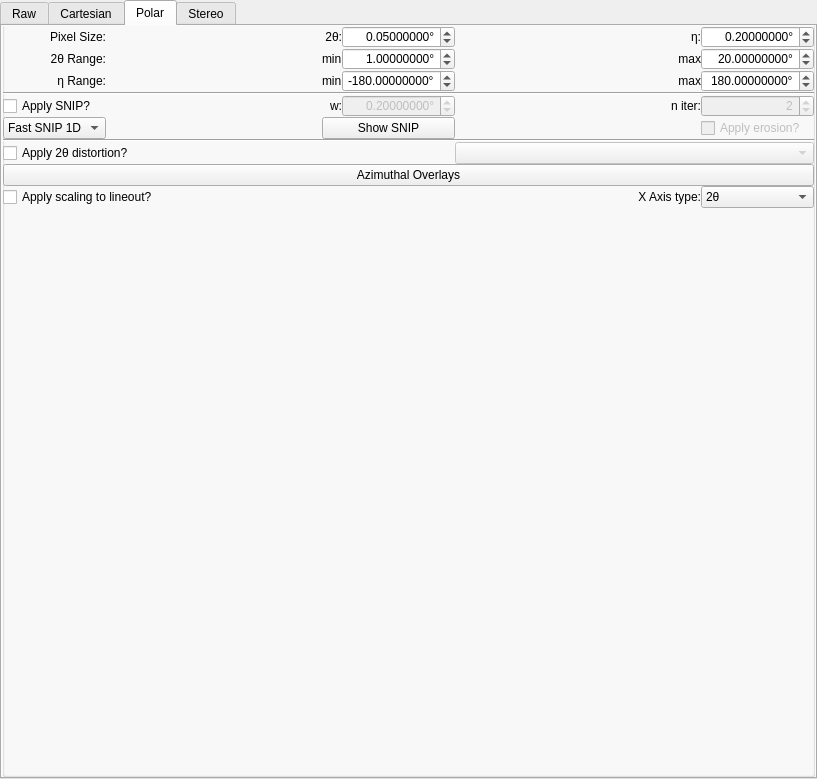
HEXRD/hexrdgui, file hexrdgui/resources/ui/image_mode_widget.ui: the form before one commit.
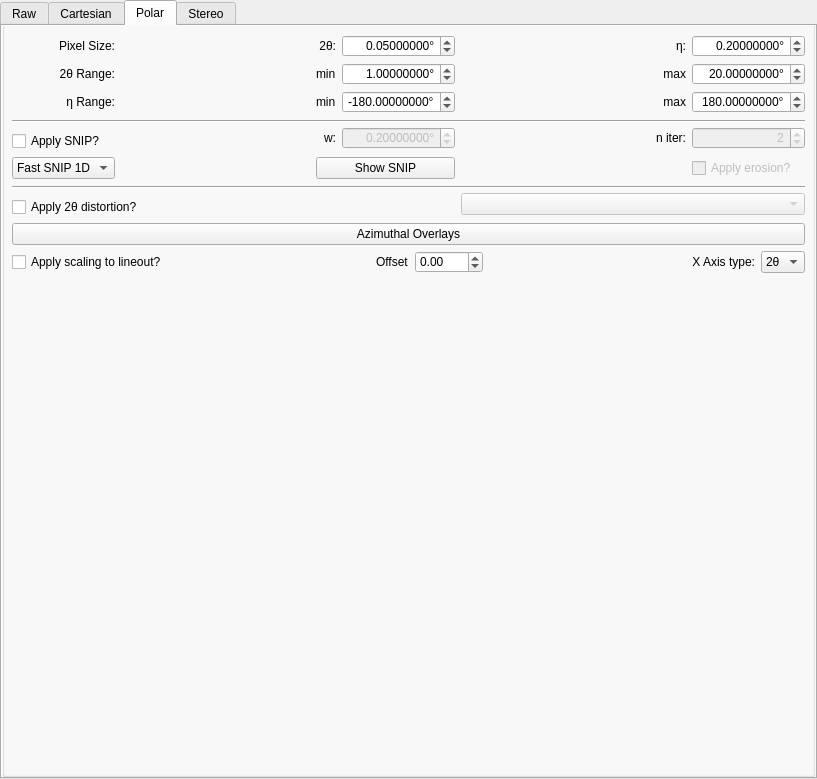
The form after the commit. The open tabs and pages were chosen to show the change. Custom widgets are drawn as their Qt base class.

Commit message: Add offset input to image mode widget

```diff
--- a/hexrdgui/resources/ui/image_mode_widget.ui
+++ b/hexrdgui/resources/ui/image_mode_widget.ui
@@ -38,7 +38,7 @@
       <enum>QTabWidget::Rounded</enum>
      </property>
      <property name="currentIndex">
-      <number>0</number>
+      <number>2</number>
      </property>
      <property name="iconSize">
       <size>
@@ -317,31 +317,8 @@
           <string/>
          </property>
          <layout class="QVBoxLayout" name="verticalLayout">
-          <property name="spacing">
-           <number>0</number>
-          </property>
-          <property name="leftMargin">
-           <number>0</number>
-          </property>
-          <property name="topMargin">
-           <number>0</number>
-          </property>
-          <property name="rightMargin">
-           <number>0</number>
-          </property>
-          <property name="bottomMargin">
-           <number>0</number>
-          </property>
-          <item>
-           <layout class="QHBoxLayout" name="horizontalLayout">
-            <property name="spacing">
-             <number>0</number>
-            </property>
             <item>
              <layout class="QGridLayout" name="gridLayout_3">
-              <property name="spacing">
-               <number>0</number>
-              </property>
               <item row="0" column="0">
                <widget class="QLabel" name="label_3">
                 <property name="text">
@@ -352,39 +329,51 @@
                 </property>
                </widget>
               </item>
-              <item row="9" column="0">
-               <widget class="QComboBox" name="polar_snip1d_algorithm">
-                <item>
+            <item row="0" column="2">
+             <widget class="QLabel" name="label_6">
                  <property name="text">
-                  <string>Fast SNIP 1D</string>
-                 </property>
-                </item>
-                <item>
-                 <property name="text">
-                  <string>SNIP 1D</string>
-                 </property>
-                </item>
-                <item>
-                 <property name="text">
-                  <string>SNIP 2D</string>
-                 </property>
-                </item>
-               </widget>
-              </item>
-              <item row="2" column="0">
-               <widget class="QLabel" name="label_13">
-                <property name="text">
-                 <string>η Range:</string>
-                </property>
+               <string>2θ:</string>
+              </property>
+              <property name="alignment">
+               <set>Qt::AlignRight|Qt::AlignTrailing|Qt::AlignVCenter</set>
+              </property>
+             </widget>
+            </item>
+            <item row="0" column="3">
+             <widget class="ScientificDoubleSpinBox" name="polar_pixel_size_tth">
                 <property name="alignment">
                  <set>Qt::AlignRight|Qt::AlignTrailing|Qt::AlignVCenter</set>
                 </property>
-               </widget>
-              </item>
-              <item row="9" column="2" colspan="2">
-               <widget class="QPushButton" name="polar_show_snip1d">
+              <property name="keyboardTracking">
+               <bool>false</bool>
+              </property>
+              <property name="suffix">
+               <string>°</string>
+              </property>
+              <property name="decimals">
+               <number>8</number>
+              </property>
+              <property name="minimum">
+               <double>0.000100000000000</double>
+              </property>
+              <property name="maximum">
+               <double>10.000000000000000</double>
+              </property>
+              <property name="singleStep">
+               <double>0.010000000000000</double>
+              </property>
+              <property name="value">
+               <double>0.050000000000000</double>
+              </property>
+             </widget>
+            </item>
+            <item row="0" column="5">
+             <widget class="QLabel" name="label_2">
                 <property name="text">
-                 <string>Show SNIP</string>
+               <string>η:</string>
+              </property>
+              <property name="alignment">
+               <set>Qt::AlignRight|Qt::AlignTrailing|Qt::AlignVCenter</set>
                 </property>
                </widget>
               </item>
@@ -416,13 +405,55 @@
                 </property>
                </widget>
               </item>
-              <item row="7" column="5">
-               <widget class="QLabel" name="label_11">
-                <property name="enabled">
-                 <bool>true</bool>
-                </property>
+            <item row="1" column="0">
+             <widget class="QLabel" name="label_4">
+              <property name="text">
+               <string>2θ Range:</string>
+              </property>
+              <property name="alignment">
+               <set>Qt::AlignRight|Qt::AlignTrailing|Qt::AlignVCenter</set>
+              </property>
+             </widget>
+            </item>
+            <item row="1" column="2">
+             <widget class="QLabel" name="label_12">
                 <property name="text">
-                 <string>n iter:</string>
+               <string>min</string>
+              </property>
+             </widget>
+            </item>
+            <item row="1" column="3">
+             <widget class="ScientificDoubleSpinBox" name="polar_res_tth_min">
+              <property name="alignment">
+               <set>Qt::AlignRight|Qt::AlignTrailing|Qt::AlignVCenter</set>
+              </property>
+              <property name="keyboardTracking">
+               <bool>false</bool>
+              </property>
+              <property name="suffix">
+               <string>°</string>
+              </property>
+              <property name="decimals">
+               <number>8</number>
+              </property>
+              <property name="minimum">
+               <double>0.000010000000000</double>
+              </property>
+              <property name="maximum">
+               <double>180.000000000000000</double>
+              </property>
+              <property name="singleStep">
+               <double>0.010000000000000</double>
+              </property>
+              <property name="value">
+               <double>1.000000000000000</double>
+              </property>
+             </widget>
+            </item>
+            <item row="1" column="5">
+             <widget class="QLabel" name="label_5">
+              <property name="text">
+               <string>max</string>
                 </property>
                 <property name="alignment">
                  <set>Qt::AlignRight|Qt::AlignTrailing|Qt::AlignVCenter</set>
@@ -457,20 +488,20 @@
                 </property>
                </widget>
               </item>
-              <item row="1" column="0">
-               <widget class="QLabel" name="label_4">
+            <item row="2" column="0">
+             <widget class="QLabel" name="label_13">
                 <property name="text">
-                 <string>2θ Range:</string>
+               <string>η Range:</string>
                 </property>
                 <property name="alignment">
                  <set>Qt::AlignRight|Qt::AlignTrailing|Qt::AlignVCenter</set>
                 </property>
                </widget>
               </item>
-              <item row="7" column="0">
-               <widget class="QCheckBox" name="polar_apply_snip1d">
+            <item row="2" column="2">
+             <widget class="QLabel" name="label_14">
                 <property name="text">
-                 <string>Apply SNIP?</string>
+               <string>min</string>
                 </property>
                </widget>
               </item>
@@ -509,22 +540,8 @@
                 </property>
                </widget>
               </item>
-              <item row="10" column="0" colspan="7">
-               <widget class="Line" name="line_above_tth_distortion">
-                <property name="orientation">
-                 <enum>Qt::Horizontal</enum>
-                </property>
-               </widget>
-              </item>
-              <item row="14" column="0" colspan="7">
-               <widget class="QPushButton" name="polar_azimuthal_overlays">
-                <property name="text">
-                 <string>Azimuthal Overlays</string>
-                </property>
-               </widget>
-              </item>
-              <item row="1" column="3">
-               <widget class="ScientificDoubleSpinBox" name="polar_res_tth_min">
+            <item row="2" column="6">
+             <widget class="ScientificDoubleSpinBox" name="polar_res_eta_max">
                 <property name="alignment">
                  <set>Qt::AlignRight|Qt::AlignTrailing|Qt::AlignVCenter</set>
                 </property>
@@ -538,33 +555,24 @@
                  <number>8</number>
                 </property>
                 <property name="minimum">
-                 <double>0.000010000000000</double>
+               <double>-360.000000000000000</double>
                 </property>
                 <property name="maximum">
-                 <double>180.000000000000000</double>
-                </property>
-                <property name="singleStep">
-                 <double>0.010000000000000</double>
+               <double>360.000000000000000</double>
                 </property>
                 <property name="value">
-                 <double>1.000000000000000</double>
+               <double>180.000000000000000</double>
                 </property>
                </widget>
               </item>
-              <item row="9" column="6">
-               <widget class="QCheckBox" name="polar_apply_erosion">
-                <property name="enabled">
-                 <bool>false</bool>
-                </property>
-                <property name="toolTip">
-                 <string>Apply binary erosion to eliminate edge artifacts.</string>
-                </property>
-                <property name="text">
-                 <string>Apply erosion?</string>
-                </property>
-               </widget>
-              </item>
-              <item row="7" column="1">
+            <item row="3" column="0" rowspan="2" colspan="7">
+             <widget class="Line" name="line_above_snip">
+              <property name="orientation">
+               <enum>Qt::Horizontal</enum>
+              </property>
+             </widget>
+            </item>
+            <item row="4" column="1" rowspan="2">
                <spacer name="horizontalSpacer">
                 <property name="orientation">
                  <enum>Qt::Horizontal</enum>
@@ -577,7 +585,7 @@
                 </property>
                </spacer>
               </item>
-              <item row="7" column="2">
+            <item row="4" column="2" rowspan="2">
                <widget class="QLabel" name="label_10">
                 <property name="enabled">
                  <bool>true</bool>
@@ -590,8 +598,11 @@
                 </property>
                </widget>
               </item>
-              <item row="0" column="3">
-               <widget class="ScientificDoubleSpinBox" name="polar_pixel_size_tth">
+            <item row="4" column="3" rowspan="2">
+             <widget class="ScientificDoubleSpinBox" name="polar_snip1d_width">
+              <property name="enabled">
+               <bool>false</bool>
+              </property>
                 <property name="alignment">
                  <set>Qt::AlignRight|Qt::AlignTrailing|Qt::AlignVCenter</set>
                 </property>
@@ -605,20 +616,46 @@
                  <number>8</number>
                 </property>
                 <property name="minimum">
-                 <double>0.000100000000000</double>
+               <double>0.000010000000000</double>
                 </property>
                 <property name="maximum">
-                 <double>10.000000000000000</double>
+               <double>100.000000000000000</double>
                 </property>
                 <property name="singleStep">
-                 <double>0.010000000000000</double>
+               <double>0.100000000000000</double>
                 </property>
                 <property name="value">
-                 <double>0.050000000000000</double>
+               <double>0.200000000000000</double>
                 </property>
                </widget>
               </item>
-              <item row="7" column="6">
+            <item row="4" column="4" rowspan="2">
+             <spacer name="horizontalSpacer_2">
+              <property name="orientation">
+               <enum>Qt::Horizontal</enum>
+              </property>
+              <property name="sizeHint" stdset="0">
+               <size>
+                <width>40</width>
+                <height>20</height>
+               </size>
+              </property>
+             </spacer>
+            </item>
+            <item row="4" column="5" rowspan="2">
+             <widget class="QLabel" name="label_11">
+              <property name="enabled">
+               <bool>true</bool>
+              </property>
+              <property name="text">
+               <string>n iter:</string>
+              </property>
+              <property name="alignment">
+               <set>Qt::AlignRight|Qt::AlignTrailing|Qt::AlignVCenter</set>
+              </property>
+             </widget>
+            </item>
+            <item row="4" column="6" rowspan="2">
                <widget class="QSpinBox" name="polar_snip1d_numiter">
                 <property name="enabled">
                  <bool>false</bool>
@@ -640,71 +677,70 @@
                 </property>
                </widget>
               </item>
-              <item row="0" column="5">
-               <widget class="QLabel" name="label_2">
+            <item row="5" column="0">
+             <widget class="QCheckBox" name="polar_apply_snip1d">
                 <property name="text">
-                 <string>η:</string>
-                </property>
-                <property name="alignment">
-                 <set>Qt::AlignRight|Qt::AlignTrailing|Qt::AlignVCenter</set>
-                </property>
-               </widget>
-              </item>
-              <item row="7" column="4">
-               <spacer name="horizontalSpacer_2">
+               <string>Apply SNIP?</string>
+              </property>
+             </widget>
+            </item>
+            <item row="6" column="0">
+             <widget class="QComboBox" name="polar_snip1d_algorithm">
+              <item>
+               <property name="text">
+                <string>Fast SNIP 1D</string>
+               </property>
+              </item>
+              <item>
+               <property name="text">
+                <string>SNIP 1D</string>
+               </property>
+              </item>
+              <item>
+               <property name="text">
+                <string>SNIP 2D</string>
+               </property>
+              </item>
+             </widget>
+            </item>
+            <item row="6" column="2" colspan="2">
+             <widget class="QPushButton" name="polar_show_snip1d">
+              <property name="text">
+               <string>Show SNIP</string>
+              </property>
+             </widget>
+            </item>
+            <item row="6" column="6">
+             <widget class="QCheckBox" name="polar_apply_erosion">
+              <property name="enabled">
+               <bool>false</bool>
+              </property>
+              <property name="toolTip">
+               <string>Apply binary erosion to eliminate edge artifacts.</string>
+              </property>
+              <property name="text">
+               <string>Apply erosion?</string>
+              </property>
+             </widget>
+            </item>
+            <item row="7" column="0" rowspan="2" colspan="7">
+             <widget class="Line" name="line_above_tth_distortion">
                 <property name="orientation">
                  <enum>Qt::Horizontal</enum>
                 </property>
-                <property name="sizeHint" stdset="0">
-                 <size>
-                  <width>40</width>
-                  <height>20</height>
-                 </size>
-                </property>
-               </spacer>
-              </item>
-              <item row="7" column="3">
-               <widget class="ScientificDoubleSpinBox" name="polar_snip1d_width">
+             </widget>
+            </item>
+            <item row="8" column="4" rowspan="2" colspan="3">
+             <widget class="QComboBox" name="polar_tth_distortion_overlay">
                 <property name="enabled">
                  <bool>false</bool>
                 </property>
-                <property name="alignment">
-                 <set>Qt::AlignRight|Qt::AlignTrailing|Qt::AlignVCenter</set>
-                </property>
-                <property name="keyboardTracking">
-                 <bool>false</bool>
-                </property>
-                <property name="suffix">
-                 <string>°</string>
-                </property>
-                <property name="decimals">
-                 <number>8</number>
-                </property>
-                <property name="minimum">
-                 <double>0.000010000000000</double>
-                </property>
-                <property name="maximum">
-                 <double>100.000000000000000</double>
-                </property>
-                <property name="singleStep">
-                 <double>0.100000000000000</double>
-                </property>
-                <property name="value">
-                 <double>0.200000000000000</double>
-                </property>
-               </widget>
-              </item>
-              <item row="0" column="2">
-               <widget class="QLabel" name="label_6">
-                <property name="text">
-                 <string>2θ:</string>
-                </property>
-                <property name="alignment">
-                 <set>Qt::AlignRight|Qt::AlignTrailing|Qt::AlignVCenter</set>
-                </property>
-               </widget>
-              </item>
-              <item row="11" column="0" colspan="3">
+              <property name="toolTip">
+               <string>&lt;html&gt;&lt;head/&gt;&lt;body&gt;&lt;p&gt;Apply 2θ distortion from an overlay to the polar view.&lt;/p&gt;&lt;p&gt;2θ distortion may only be applied using an overlay that has Sample Layer Distortion enabled.&lt;/p&gt;&lt;/body&gt;&lt;/html&gt;</string>
+              </property>
+             </widget>
+            </item>
+            <item row="9" column="0" colspan="2">
                <widget class="QCheckBox" name="polar_apply_tth_distortion">
                 <property name="enabled">
                  <bool>true</bool>
@@ -717,103 +753,16 @@
                 </property>
                </widget>
               </item>
-              <item row="1" column="5">
-               <widget class="QLabel" name="label_5">
-                <property name="text">
-                 <string>max</string>
-                </property>
-                <property name="alignment">
-                 <set>Qt::AlignRight|Qt::AlignTrailing|Qt::AlignVCenter</set>
-                </property>
-               </widget>
-              </item>
-              <item row="11" column="4" colspan="3">
-               <widget class="QComboBox" name="polar_tth_distortion_overlay">
-                <property name="enabled">
-                 <bool>false</bool>
-                </property>
-                <property name="toolTip">
-                 <string>&lt;html&gt;&lt;head/&gt;&lt;body&gt;&lt;p&gt;Apply 2θ distortion from an overlay to the polar view.&lt;/p&gt;&lt;p&gt;2θ distortion may only be applied using an overlay that has Sample Layer Distortion enabled.&lt;/p&gt;&lt;/body&gt;&lt;/html&gt;</string>
-                </property>
-               </widget>
-              </item>
-              <item row="1" column="2">
-               <widget class="QLabel" name="label_12">
-                <property name="text">
-                 <string>min</string>
-                </property>
-               </widget>
-              </item>
-              <item row="2" column="6">
-               <widget class="ScientificDoubleSpinBox" name="polar_res_eta_max">
-                <property name="alignment">
-                 <set>Qt::AlignRight|Qt::AlignTrailing|Qt::AlignVCenter</set>
-                </property>
-                <property name="keyboardTracking">
-                 <bool>false</bool>
-                </property>
-                <property name="suffix">
-                 <string>°</string>
-                </property>
-                <property name="decimals">
-                 <number>8</number>
-                </property>
-                <property name="minimum">
-                 <double>-360.000000000000000</double>
-                </property>
-                <property name="maximum">
-                 <double>360.000000000000000</double>
-                </property>
-                <property name="value">
-                 <double>180.000000000000000</double>
-                </property>
-               </widget>
-              </item>
-              <item row="2" column="2">
-               <widget class="QLabel" name="label_14">
-                <property name="text">
-                 <string>min</string>
-                </property>
-               </widget>
-              </item>
-              <item row="5" column="0" colspan="7">
-               <widget class="Line" name="line_above_snip">
-                <property name="orientation">
-                 <enum>Qt::Horizontal</enum>
-                </property>
-               </widget>
-              </item>
-              <item row="15" column="6">
-               <widget class="QComboBox" name="polar_x_axis_type">
-                <property name="toolTip">
-                 <string>&lt;html&gt;&lt;head/&gt;&lt;body&gt;&lt;p&gt;Select what will be displayed on the x-axis. By default, this is &lt;span style=&quot; font-family:'Times New Roman'; font-size:medium; color:#000000;&quot;&gt;2θ&lt;/span&gt; in degrees.&lt;/p&gt;&lt;p&gt;&lt;br/&gt;&lt;/p&gt;&lt;p&gt;Other options include the Q scattering vector in &lt;span style=&quot; font-family:'Roboto','arial','sans-serif'; font-size:14px; color:#4d5156; background-color:#ffffff;&quot;&gt;Å⁻¹.&lt;/span&gt;&lt;/p&gt;&lt;/body&gt;&lt;/html&gt;</string>
-                </property>
+            <item row="12" column="0">
+             <layout class="QHBoxLayout" name="horizontalLayout">
+              <property name="spacing">
+               <number>0</number>
+              </property>
+             </layout>
+            </item>
+            <item row="11" column="0" colspan="7">
+             <layout class="QHBoxLayout" name="horizontalLayout_2">
                 <item>
-                 <property name="text">
-                  <string>2θ</string>
-                 </property>
-                </item>
-                <item>
-                 <property name="text">
-                  <string>Q</string>
-                 </property>
-                </item>
-               </widget>
-              </item>
-              <item row="15" column="4" colspan="2">
-               <widget class="QLabel" name="polar_x_axis_type_label">
-                <property name="toolTip">
-                 <string>&lt;html&gt;&lt;head/&gt;&lt;body&gt;&lt;p&gt;Select what will be displayed on the x-axis. By default, this is &lt;span style=&quot; font-family:'Times New Roman'; font-size:medium; color:#000000;&quot;&gt;2θ&lt;/span&gt; in degrees.&lt;/p&gt;&lt;p&gt;&lt;br/&gt;&lt;/p&gt;&lt;p&gt;Other options include the Q scattering vector in &lt;span style=&quot; font-family:'Roboto','arial','sans-serif'; font-size:14px; color:#4d5156; background-color:#ffffff;&quot;&gt;Å⁻¹.&lt;/span&gt;&lt;/p&gt;&lt;/body&gt;&lt;/html&gt;</string>
-                </property>
-                <property name="text">
-                 <string>X Axis type:</string>
-                </property>
-                <property name="alignment">
-                 <set>Qt::AlignRight|Qt::AlignTrailing|Qt::AlignVCenter</set>
-                </property>
-               </widget>
-              </item>
-              <item row="15" column="0" colspan="2">
                <widget class="QCheckBox" name="polar_apply_scaling_to_lineout">
                 <property name="toolTip">
                  <string>&lt;html&gt;&lt;head/&gt;&lt;body&gt;&lt;p&gt;If checked, the scaling from the color map will also be applied to the lineout.&lt;/p&gt;&lt;p&gt;&lt;br/&gt;&lt;/p&gt;&lt;p&gt;If the scaling is applied to the lineout, note that the lineout is generated as follows: &lt;/p&gt;&lt;p&gt;&lt;br/&gt;&lt;/p&gt;&lt;p&gt;&lt;span style=&quot; font-style:italic;&quot;&gt;mean(sum(scale(img - min(img)), axis=0))&lt;/span&gt;&lt;/p&gt;&lt;p&gt;&lt;br/&gt;&lt;/p&gt;&lt;p&gt;The minimum of the image is subtracted before scaling. The sum is performed after scaling. And the mean is performed at the end so that masked values are not treated as zero.&lt;/p&gt;&lt;/body&gt;&lt;/html&gt;</string>
@@ -823,8 +772,91 @@
                 </property>
                </widget>
               </item>
+              <item>
+               <spacer name="horizontalSpacer_3">
+                <property name="orientation">
+                 <enum>Qt::Horizontal</enum>
+                </property>
+                <property name="sizeHint" stdset="0">
+                 <size>
+                  <width>40</width>
+                  <height>20</height>
+                 </size>
+                </property>
+               </spacer>
+              </item>
+              <item alignment="Qt::AlignRight">
+               <widget class="QLabel" name="offset_label">
+                <property name="text">
+                 <string>Offset</string>
+                </property>
+               </widget>
+              </item>
+              <item>
+               <widget class="ScientificDoubleSpinBox" name="azimuthal_offset">
+                <property name="minimum">
+                 <double>-100.000000000000000</double>
+                </property>
+                <property name="maximum">
+                 <double>100.000000000000000</double>
+                </property>
+                <property name="singleStep">
+                 <double>0.100000000000000</double>
+                </property>
+               </widget>
+              </item>
+              <item>
+               <spacer name="horizontalSpacer_4">
+                <property name="orientation">
+                 <enum>Qt::Horizontal</enum>
+                </property>
+                <property name="sizeHint" stdset="0">
+                 <size>
+                  <width>40</width>
+                  <height>20</height>
+                 </size>
+                </property>
+               </spacer>
+              </item>
+              <item>
+               <widget class="QLabel" name="polar_x_axis_type_label">
+                <property name="toolTip">
+                 <string>&lt;html&gt;&lt;head/&gt;&lt;body&gt;&lt;p&gt;Select what will be displayed on the x-axis. By default, this is &lt;span style=&quot; font-family:'Times New Roman'; font-size:medium; color:#000000;&quot;&gt;2θ&lt;/span&gt; in degrees.&lt;/p&gt;&lt;p&gt;&lt;br/&gt;&lt;/p&gt;&lt;p&gt;Other options include the Q scattering vector in &lt;span style=&quot; font-family:'Roboto','arial','sans-serif'; font-size:14px; color:#4d5156; background-color:#ffffff;&quot;&gt;Å⁻¹.&lt;/span&gt;&lt;/p&gt;&lt;/body&gt;&lt;/html&gt;</string>
+                </property>
+                <property name="text">
+                 <string>X Axis type:</string>
+                </property>
+                <property name="alignment">
+                 <set>Qt::AlignRight|Qt::AlignTrailing|Qt::AlignVCenter</set>
+                </property>
+               </widget>
+              </item>
+              <item>
+               <widget class="QComboBox" name="polar_x_axis_type">
+                <property name="toolTip">
+                 <string>&lt;html&gt;&lt;head/&gt;&lt;body&gt;&lt;p&gt;Select what will be displayed on the x-axis. By default, this is &lt;span style=&quot; font-family:'Times New Roman'; font-size:medium; color:#000000;&quot;&gt;2θ&lt;/span&gt; in degrees.&lt;/p&gt;&lt;p&gt;&lt;br/&gt;&lt;/p&gt;&lt;p&gt;Other options include the Q scattering vector in &lt;span style=&quot; font-family:'Roboto','arial','sans-serif'; font-size:14px; color:#4d5156; background-color:#ffffff;&quot;&gt;Å⁻¹.&lt;/span&gt;&lt;/p&gt;&lt;/body&gt;&lt;/html&gt;</string>
+                </property>
+                <item>
+                 <property name="text">
+                  <string>2θ</string>
+                 </property>
+                </item>
+                <item>
+                 <property name="text">
+                  <string>Q</string>
+                 </property>
+                </item>
+               </widget>
+              </item>
              </layout>
             </item>
+            <item row="10" column="0" colspan="7">
+             <widget class="QPushButton" name="polar_azimuthal_overlays">
+              <property name="text">
+               <string>Azimuthal Overlays</string>
+              </property>
+             </widget>
+            </item>
            </layout>
           </item>
           <item>
```
Lines whose indentation alone changed are shown as unchanged.
